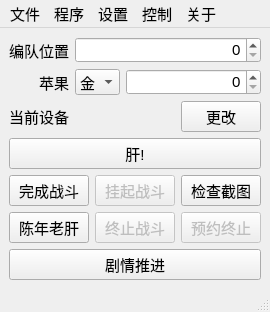
The window that FGO-py/fgoMainWindow.ui (hgjazhgj/FGO-py) describes before a commit, drawn with Qt 5.
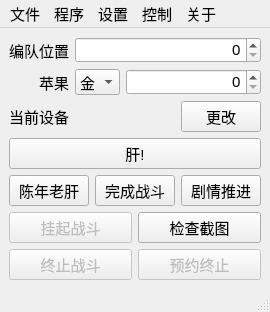
The same window after the commit.

Commit message: changed gui and corrected lf for fgokernel.py

Diff of the .ui file:
```diff
--- a/FGO-py/fgoMainWindow.ui
+++ b/FGO-py/fgoMainWindow.ui
@@ -166,19 +166,7 @@
      </widget>
     </item>
     <item>
-     <layout class="QHBoxLayout" name="LAYOUT_FUNC">
-      <item>
-       <layout class="QVBoxLayout" name="LAYOUT_FUNC_BATTLE">
-        <item>
-         <widget class="QPushButton" name="BTN_BATTLE">
-          <property name="statusTip">
-           <string>完成当前战斗</string>
-          </property>
-          <property name="text">
-           <string>完成战斗</string>
-          </property>
-         </widget>
-        </item>
+     <layout class="QHBoxLayout" name="LAYOUT_BATTLE">
         <item>
          <widget class="QPushButton" name="BTN_CLASSIC">
           <property name="cursor">
@@ -192,8 +180,33 @@
           </property>
          </widget>
         </item>
-       </layout>
-      </item>
+      <item>
+       <widget class="QPushButton" name="BTN_BATTLE">
+        <property name="statusTip">
+         <string>完成当前战斗</string>
+        </property>
+        <property name="text">
+         <string>完成战斗</string>
+        </property>
+       </widget>
+      </item>
+      <item>
+       <widget class="QPushButton" name="BTN_STORY">
+        <property name="cursor">
+         <cursorShape>PointingHandCursor</cursorShape>
+        </property>
+        <property name="statusTip">
+         <string>在地图界面连续通关带有NEXT标记的关卡</string>
+        </property>
+        <property name="text">
+         <string>剧情推进</string>
+        </property>
+       </widget>
+      </item>
+     </layout>
+    </item>
+    <item>
+     <layout class="QHBoxLayout" name="LAYOUT_FUNC">
       <item>
        <layout class="QVBoxLayout" name="LAYOUT_FUMC_MAIN">
         <item>
@@ -271,19 +284,6 @@
       </item>
      </layout>
     </item>
-    <item>
-     <widget class="QPushButton" name="BTN_STORY">
-      <property name="cursor">
-       <cursorShape>PointingHandCursor</cursorShape>
-      </property>
-      <property name="statusTip">
-       <string>在地图界面连续通关带有NEXT标记的关卡</string>
-      </property>
-      <property name="text">
-       <string>剧情推进</string>
-      </property>
-     </widget>
-    </item>
    </layout>
   </widget>
   <widget class="QMenuBar" name="MENU">
```
Left out of the diff: 3 changed lines with no effect on the pictures. Lines whose indentation alone changed are shown as unchanged. The commit also changes 4 other files.
